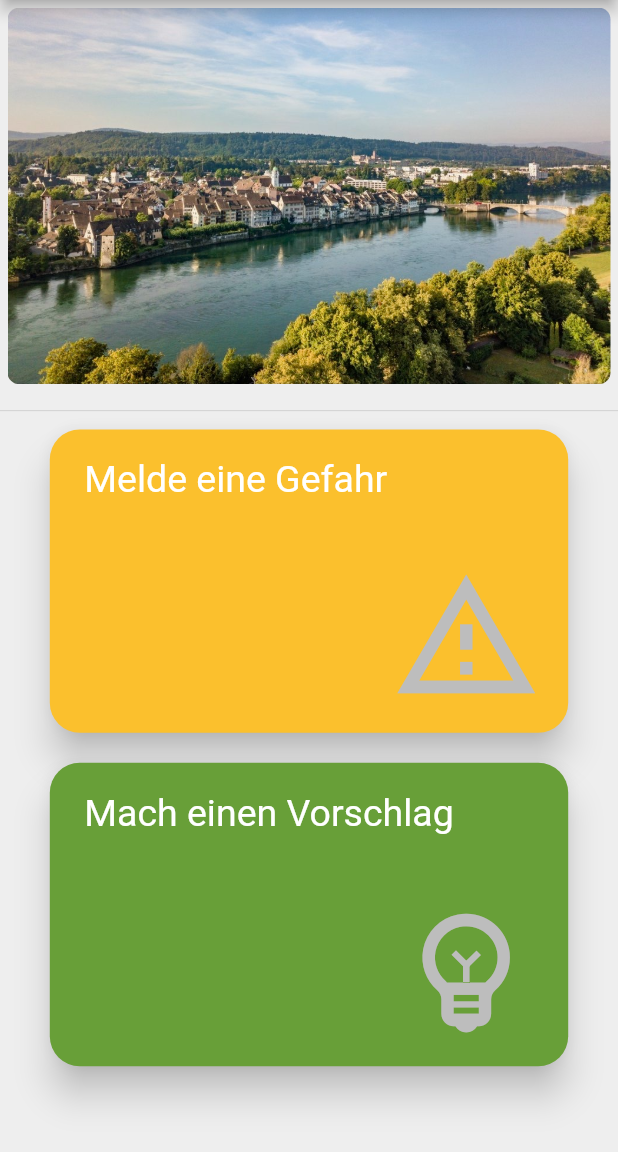
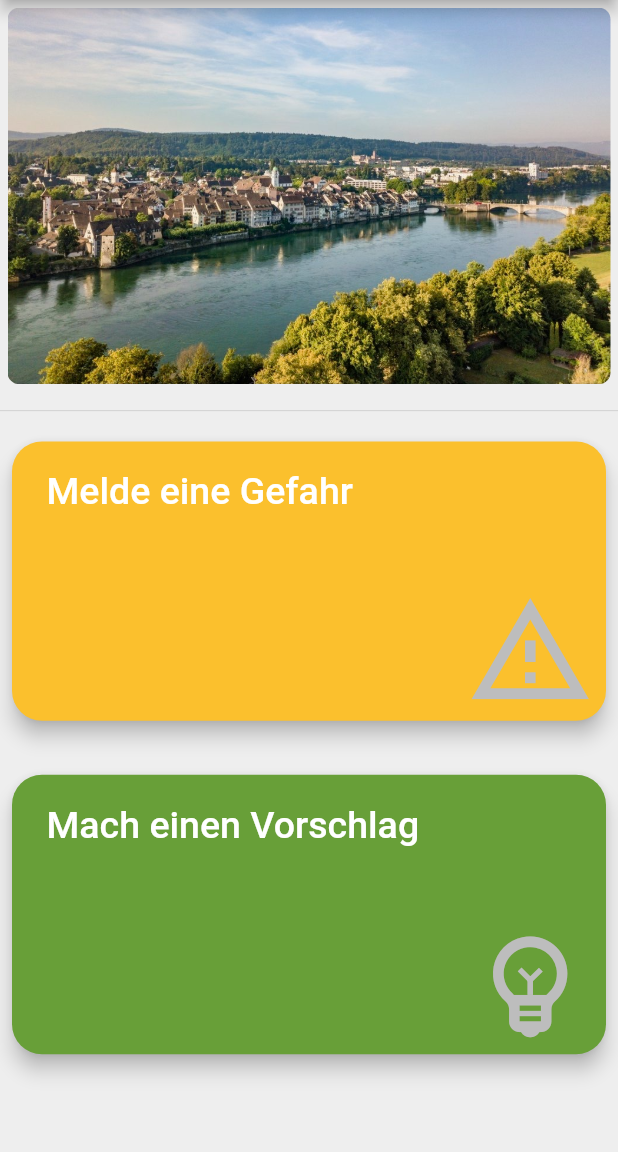
Before and after one commit to scherben-boot/Scherben.Boot, a Flutter app: the screen it shows after launch, on a phone screen of 412 x 824 dp, the part 84-1236 px from its top. Run offline on Flutter 3.47's test engine with Material 2 defaults, Android fonts, the phone set to English and light mode, and no system bars; our stand-ins replace geocoding, google_fonts, image_picker, kiwi, location; missing offline and left inert: app_settings, mailer.

Commit message:
updated reporting button

```diff
--- a/lib/views/components/reporting_button.dart
+++ b/lib/views/components/reporting_button.dart
@@ -14,34 +14,34 @@ class ReportingButton extends StatelessWidget {
   @override
   Widget build(BuildContext context) {
     return Expanded(
+      child: Padding(
+        padding: const EdgeInsets.all(8.0),
         child: ElevatedButton(
           child: Column(
             children: [
               Container(
-              width: MediaQuery.of(context).size.width * 0.8,
                 padding: const EdgeInsets.only(left: 15.0, top: 15.0),
                 alignment: Alignment.topLeft,
                 child: Text(
                   metadata.buttonDescription,
-                style: new TextStyle(
+                  style: TextStyle(
                     fontSize: 25,
                     color: Colors.white,
+                    fontFamily: "roboto",
                   ),
                   textAlign: TextAlign.left,
                 ),
               ),
               Expanded(
-              child: Container(
-                width: MediaQuery.of(context).size.width * 0.8,
-                padding: const EdgeInsets.only(right: 10.0, bottom: 10.0),
+                child: Align(
                   alignment: Alignment.bottomRight,
                   child: Icon(
                     metadata.buttonIcon,
+                    size: 85,
                     color: Colors.grey[400],
-                  size: 100,
                   ),
                 ),
-            ),
+              )
             ],
           ),
           onPressed: () {
@@ -53,16 +53,18 @@ class ReportingButton extends StatelessWidget {
           },
           style: ElevatedButton.styleFrom(
             primary: metadata.primaryColor,
-          onPrimary: Colors.white,
             onSurface: Colors.orange,
-          shadowColor: Colors.black.withOpacity(0.9),
-          elevation: 10.0,
-          textStyle: TextStyle(fontFamily: 'roboto'),
+            elevation: 5.5,
             padding: const EdgeInsets.only(
-              top: 4.0, bottom: 4.0, right: 8.0, left: 8.0),
-          minimumSize: Size(MediaQuery.of(context).size.width * 0.8, 0),
-          shape:
-              RoundedRectangleBorder(borderRadius: BorderRadius.circular(20.0)),
+              top: 4.0,
+              bottom: 4.0,
+              right: 8.0,
+              left: 8.0,
+            ),
+            shape: RoundedRectangleBorder(
+              borderRadius: BorderRadius.circular(20.0),
+            ),
+          ),
         ),
       ),
     );
```
Lines whose indentation alone changed are shown as unchanged.
